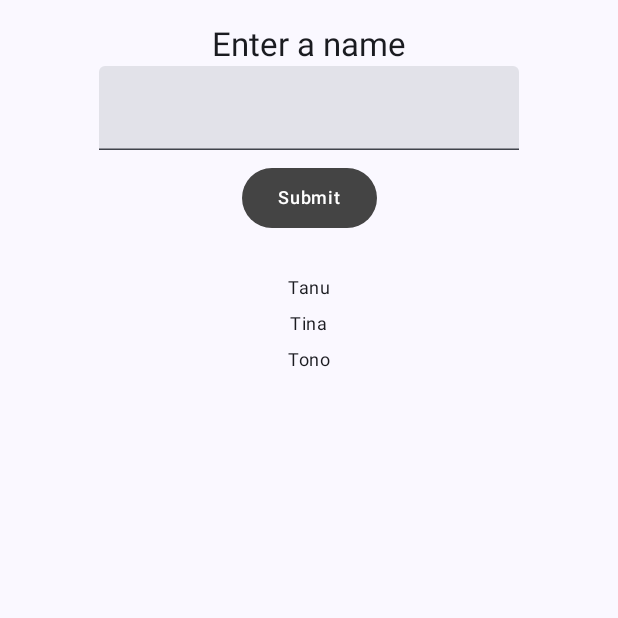
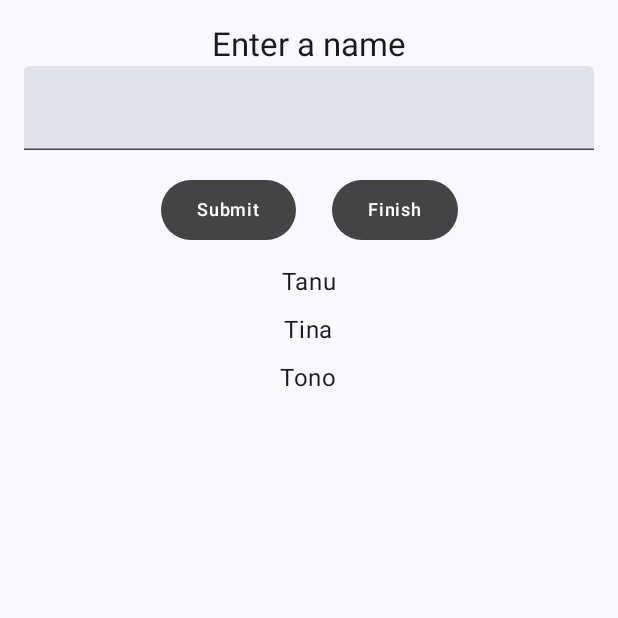
Before and after one commit to KWasteds/LAB_WEEK_09_77881, an Android app built with Jetpack Compose: the screen it shows after launch (MainActivity), on a phone screen of 412 x 824 dp, the top half of it. Run offline under Robolectric (Android 15) with nearby library versions, the phone set to English and light mode, and no system bars.

```diff
--- a/app/build.gradle.kts
+++ b/app/build.gradle.kts
@@ -57,4 +57,6 @@ dependencies {
     debugImplementation(libs.androidx.ui.tooling)
     debugImplementation(libs.androidx.ui.test.manifest)
     implementation("androidx.compose.material3:material3:1.1.2")
+    implementation("androidx.navigation:navigation-compose:2.7.4")
+    implementation("com.google.code.gson:gson:2.13.2")
 }
--- a/app/src/main/java/com/example/lab_week_09_77881/MainActivity.kt
+++ b/app/src/main/java/com/example/lab_week_09_77881/MainActivity.kt
@@ -3,52 +3,45 @@ package com.example.lab_week_09_77881
 import android.os.Bundle
 import androidx.activity.ComponentActivity
 import androidx.activity.compose.setContent
-import androidx.activity.enableEdgeToEdge
-import androidx.compose.foundation.layout.fillMaxSize
-import androidx.compose.foundation.layout.padding
-import androidx.compose.material3.Scaffold
-import androidx.compose.material3.Text
-import androidx.compose.runtime.Composable
-import androidx.compose.ui.Modifier
-import androidx.compose.ui.tooling.preview.Preview
-import com.example.lab_week_09_77881.ui.theme.LAB_WEEK_09_77881Theme
+import androidx.compose.foundation.layout.*
+import androidx.compose.foundation.lazy.LazyColumn
+import androidx.compose.foundation.lazy.items
+import androidx.compose.foundation.text.KeyboardOptions
 import androidx.compose.material3.MaterialTheme
 import androidx.compose.material3.Surface
-import androidx.compose.runtime.mutableStateOf
-import androidx.compose.runtime.remember
-import androidx.compose.runtime.mutableStateListOf
+import androidx.compose.material3.Text
+import androidx.compose.material3.TextField
+import androidx.compose.runtime.*
+import androidx.compose.runtime.snapshots.SnapshotStateList
+import androidx.compose.ui.Alignment
+import androidx.compose.ui.Modifier
 import androidx.compose.ui.res.stringResource
-import androidx.compose.foundation.layout.Column
-import androidx.compose.ui.Alignment
+import androidx.compose.ui.text.input.KeyboardType
 import androidx.compose.ui.unit.dp
-import androidx.compose.foundation.lazy.LazyColumn
-import androidx.compose.material3.Button
-import androidx.compose.material3.TextField
-import androidx.compose.ui.text.input.KeyboardType
-import androidx.compose.foundation.text.KeyboardOptions
-import androidx.compose.runtime.snapshots.SnapshotStateList
-import androidx.compose.foundation.lazy.items
+import androidx.navigation.NavHostController
+import androidx.navigation.NavType
+import androidx.navigation.compose.NavHost
+import androidx.navigation.compose.composable
+import androidx.navigation.compose.rememberNavController
+import androidx.navigation.navArgument
+import com.example.lab_week_09_77881.ui.theme.LAB_WEEK_09_77881Theme
+import com.example.lab_week_09_77881.ui.theme.OnBackgroundItemText
 import com.example.lab_week_09_77881.ui.theme.OnBackgroundTitleText
-import com.example.lab_week_09_77881.ui.theme.OnBackgroundItemText
 import com.example.lab_week_09_77881.ui.theme.PrimaryTextButton
+import com.google.gson.Gson
+import com.google.gson.reflect.TypeToken
 
 class MainActivity : ComponentActivity() {
     override fun onCreate(savedInstanceState: Bundle?) {
         super.onCreate(savedInstanceState)
-        //Here, we use setContent instead of setContentView
         setContent {
-            //Here, we wrap our content with the theme
-            //You can check out the LAB_WEEK_09Theme inside Theme.kt
             LAB_WEEK_09_77881Theme {
-                // A surface container using the 'background' color from the theme
                 Surface(
-                    // We use Modifier.fillMaxSize() to make the surface fill the whole screen
                     modifier = Modifier.fillMaxSize(),
-                    // We use MaterialTheme.colorScheme.background to get the background color
-                    // and set it as the color of the surface
                     color = MaterialTheme.colorScheme.background
                 ) {
-                    Home()
+                    val navController = rememberNavController()
+                    App(navController = navController)
                 }
             }
         }
@@ -60,112 +53,130 @@ data class Student(
 )
 
 @Composable
-fun Home() {
-    //Here, we create a mutable state list of Student
-    //We use remember to make the list remember its value
-    //This is so that the list won't be recreated when the composable recomposes
-    //We use mutableStateListOf to make the list mutable
-    //This is so that we can add or remove items from the list
-    //If you're still confused, this is basically the same concept as using
-    //useState in React
-    val listData = remember { mutableStateListOf(
+fun App(navController: NavHostController) {
+    NavHost(
+        navController = navController,
+        startDestination = "home"
+    ) {
+        composable("home") {
+            Home { listJson ->
+                navController.navigate("resultContent/$listJson")
+            }
+        }
+        composable(
+            route = "resultContent/{listData}",
+            arguments = listOf(navArgument("listData") { type = NavType.StringType })
+        ) {
+            val listDataJson = it.arguments?.getString("listData").orEmpty()
+            ResultContent(listDataJson)
+        }
+    }
+}
+
+@Composable
+fun Home(
+    navigateFromHomeToResult: (String) -> Unit
+) {
+    val listData = remember {
+        mutableStateListOf(
             Student("Tanu"),
             Student("Tina"),
             Student("Tono")
-    )}
-    //Here, we create a mutable state of Student
-    //This is so that we can get the value of the input field
-    var inputField = remember { mutableStateOf(Student("")) }
-    //We call the HomeContent composable
-    //Here, we pass:
-    //listData to show the list of items inside HomeContent
-    //inputField to show the input field value inside HomeContent
-    //A lambda function to update the value of the inputField
-    //A lambda function to add the inputField to the listData
+        )
+    }
+
+    var inputField by remember { mutableStateOf(Student("")) }
+
     HomeContent(
-        listData,
-        inputField.value,
-        { input -> inputField.value = inputField.value.copy(input) },
-        {
-            if (inputField.value.name.isNotBlank()) {
-                listData.add(inputField.value)
-                inputField.value = Student("")
+        listData = listData,
+        inputField = inputField,
+        onInputValueChange = { newValue -> inputField = Student(newValue) },
+        onButtonClick = {
+            if (inputField.name.isNotBlank()) {
+                listData.add(Student(inputField.name))
+                inputField = Student("")
             }
+        },
+        navigateFromHomeToResult = {
+            // Convert list to JSON for passing through navigation
+            val gson = Gson()
+            val json = gson.toJson(listData)
+            navigateFromHomeToResult(json)
         }
     )
 }
-
-
-
-//@Preview(showBackground = true)
-//@Composable
-//fun PreviewHome() {
-//    Home(listOf("Tanu", "Tina", "Tono"))
-//}
 
 @Composable
 fun HomeContent(
     listData: SnapshotStateList<Student>,
     inputField: Student,
     onInputValueChange: (String) -> Unit,
-    onButtonClick: () -> Unit
+    onButtonClick: () -> Unit,
+    navigateFromHomeToResult: () -> Unit
 ) {
-    //Here, we use LazyColumn to display a list of items lazily
-    LazyColumn {
-        //Here, we use item to display an item inside the LazyColumn
-        item {
-            Column(
-                //Modifier.padding(16.dp) is used to add padding to the Column
-                //You can also use Modifier.padding(horizontal = 16.dp, vertical = 8.dp)
-                //to add padding horizontally and vertically
-                //or Modifier.padding(start = 16.dp, top = 8.dp, end = 16.dp, bottom = 8.dp)
-                //to add padding to each side
-                modifier = Modifier.padding(16.dp).fillMaxSize(),
-                //Alignment.CenterHorizontally is used to align the Column horizontally
-                //You can also use verticalArrangement = Arrangement.Center to align the Column vertically
+    LazyColumn(
+        modifier = Modifier
+            .padding(16.dp)
+            .fillMaxSize(),
         horizontalAlignment = Alignment.CenterHorizontally
     ) {
-                //Here, we call the OnBackgroundTitleText UI Element
-                OnBackgroundTitleText(text = stringResource(
-                    id = R.string.enter_item)
+        item {
+            OnBackgroundTitleText(text = stringResource(id = R.string.enter_item))
+
+            TextField(
+                value = inputField.name,
+                onValueChange = { onInputValueChange(it) },
+                keyboardOptions = KeyboardOptions(keyboardType = KeyboardType.Text),
+                modifier = Modifier.fillMaxWidth()
             )
 
-                //Here, we use TextField to display a text input field
-                TextField(
-                    //Set the value of the input field
-                    value = inputField.name,
-                    //Set the keyboard type of the input field
-                    keyboardOptions = KeyboardOptions(
-                        keyboardType = KeyboardType.Text
-                    ),
-                    //Set what happens when the value of the input field changes
-                    onValueChange = {
-                        //Here, we call the onInputValueChange lambda function
-                        //and pass the value of the input field as a parameter
-                        //This is so that we can update the value of the inputField
-                        onInputValueChange(it)
+            Row(
+                modifier = Modifier.padding(top = 8.dp),
+                horizontalArrangement = Arrangement.spacedBy(8.dp)
+            ) {
+                PrimaryTextButton(text = stringResource(id = R.string.button_click)) {
+                    onButtonClick()
                 }
-                )
-
-                //Here, we call the PrimaryTextButton UI Element
-                PrimaryTextButton(text = stringResource(
-                    id = R.string.button_click)
-                ) {
-                    onButtonClick()
+                PrimaryTextButton(text = stringResource(id = R.string.button_navigate)) {
+                    navigateFromHomeToResult()
                 }
             }
         }
 
-        //Here, we use items to display a list of items inside the LazyColumn
-        //This is the RecyclerView replacement
-        //We pass the listData as a parameter
         items(listData) { item ->
-            Column(
-                modifier = Modifier.padding(vertical = 4.dp).fillMaxSize(),
-                horizontalAlignment = Alignment.CenterHorizontally
-            ) {
-                OnBackgroundItemText(text = item.name)
+            OnBackgroundItemText(
+                text = item.name,
+                modifier = Modifier.padding(vertical = 4.dp)
+            )
         }
     }
 }
+
+@Composable
+fun ResultContent(listDataJson: String) {
+    // Convert JSON back into list of Student
+    val gson = Gson()
+    val type = object : TypeToken<List<Student>>() {}.type
+    val listData: List<Student> = gson.fromJson(listDataJson, type)
+
+    Column(
+        modifier = Modifier
+            .padding(16.dp)
+            .fillMaxSize(),
+        horizontalAlignment = Alignment.CenterHorizontally
+    ) {
+        // Display full structure like in your screenshot
+        OnBackgroundItemText(text = listData.toString())
     }
+}
+
+@Composable
+fun OnBackgroundItemText(
+    text: String,
+    modifier: Modifier = Modifier // Add this parameter
+) {
+    Text(
+        text = text,
+        modifier = modifier // Apply the modifier here
+    )
+}
```
Lines whose indentation alone changed are shown as unchanged.
